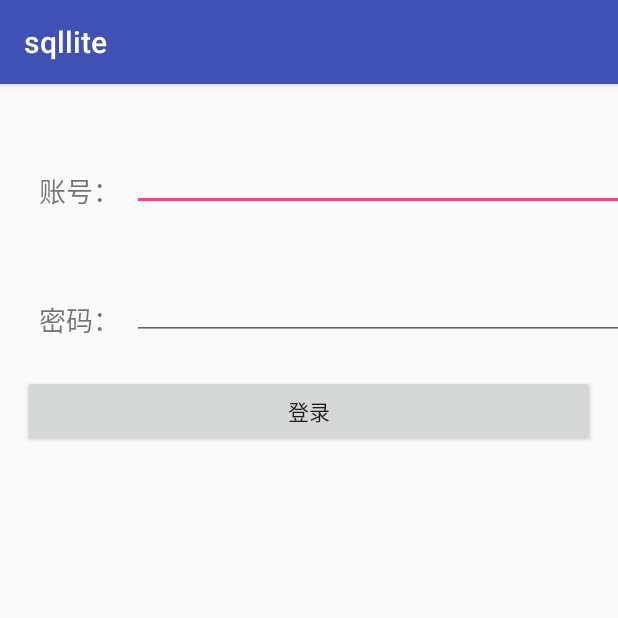
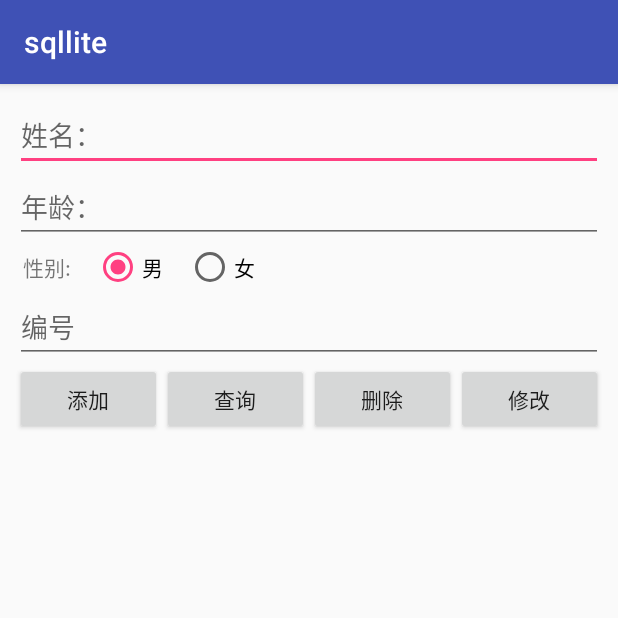
Before and after one commit to xiusan/MyApplication, an Android app: the SqlliteActivity screen opened directly, with no data from a screen before it, on a phone screen of 412 x 824 dp, the top half of it. Run offline under Robolectric (Android 15) with nearby library versions, the phone set to English and light mode, and no system bars.

Commit message:
添加sqllit查询

```diff
--- a/app/src/main/AndroidManifest.xml
+++ b/app/src/main/AndroidManifest.xml
@@ -1,5 +1,6 @@
 <?xml version="1.0" encoding="utf-8"?>
 <manifest xmlns:android="http://schemas.android.com/apk/res/android"
+    xmlns:tools="http://schemas.android.com/tools"
     package="com.example.administrator.myapplication">
 
 
@@ -33,6 +34,9 @@
     <uses-permission android:name="android.permission.ACCESS_COARSE_LOCATION"/>
     <!-- 这个权限用于访问GPS定位-->
     <uses-permission android:name="android.permission.ACCESS_FINE_LOCATION"/>
+    <uses-permission android:name="android.permission.MOUNT_UNMOUNT_FILESYSTEMS"
+        tools:ignore="ProtectedPermissions" />
+
 
     <application
         android:networkSecurityConfig="@xml/network_security_config"
--- a/app/src/main/java/com/example/administrator/myapplication/io/SqlliteActivity.java
+++ b/app/src/main/java/com/example/administrator/myapplication/io/SqlliteActivity.java
@@ -1,62 +1,126 @@
 package com.example.administrator.myapplication.io;
 
-import android.content.SharedPreferences;
+import android.database.Cursor;
 import android.os.Bundle;
 import android.support.v7.app.AppCompatActivity;
 import android.view.View;
 import android.widget.EditText;
+import android.widget.ListView;
+import android.widget.RadioButton;
+import android.widget.RadioGroup;
+import android.widget.SimpleCursorAdapter;
 import android.widget.Toast;
 
 import com.example.administrator.myapplication.R;
+import com.example.administrator.myapplication.dao.StudentDao;
+import com.example.administrator.myapplication.entity.Student;
 
 
 public class SqlliteActivity extends AppCompatActivity {
 
-    private EditText accEdt,pwdEdt;
+    private EditText nameEdt , ageEdt , idEdt;
+    private RadioGroup genderGp;
+    private ListView stuList;
+    private RadioButton malerb;
+    private String genderStr = "男";
+    private StudentDao dao;
     @Override
     protected void onCreate(Bundle savedInstanceState) {
         super.onCreate(savedInstanceState);
         setContentView(R.layout.activity_slqlite);
 
-        accEdt = findViewById(R.id.acc_edt);
-        pwdEdt = findViewById(R.id.pwd_edt);
+        dao = new StudentDao(this);
 
-        //SharePreference的读取
-        //①获取SharePreference对象(参数1：文件名  参数2：模式)
-        SharedPreferences share = getSharedPreferences("myshare",MODE_PRIVATE);
-        //②根据key获取内容(参数1：key   参数2：当对应key不存在时，返回参数2的内容作为默认值)
-        String accStr = share.getString("account","");
-        String pwdStr = share.getString("pwd","");
+        nameEdt = (EditText) findViewById(R.id.name_edt);
+        ageEdt = (EditText) findViewById(R.id.age_edt);
+        idEdt = (EditText) findViewById(R.id.id_edt);
+        malerb = (RadioButton) findViewById(R.id.male);
 
-        accEdt.setText(accStr);
-        pwdEdt.setText(pwdStr);
-
-        findViewById(R.id.login_btn).setOnClickListener(new View.OnClickListener() {
+        genderGp = (RadioGroup) findViewById(R.id.gender_gp);
+        genderGp.setOnCheckedChangeListener(new RadioGroup.OnCheckedChangeListener() {
             @Override
-            public void onClick(View view) {
-                //1.获取两个输入框的内容
-                String account = accEdt.getText().toString();
-                String pwd = pwdEdt.getText().toString();
-                //2.验证(admin  123)
-                if(account.equals("admin") && pwd.equals("123456")){
-                    //2.1存储信息到SharePreference
-                    //①获取SharePreference对象(参数1：文件名  参数2：模式)
-                    SharedPreferences share = getSharedPreferences("myshare",MODE_PRIVATE);
-                    //②获取Editor对象
-                    SharedPreferences.Editor edt = share.edit();
-                    //③存储信息
-                    edt.putString("account",account);
-                    edt.putString("pwd",pwd);
-                    //④指定提交操作
-                    edt.commit();
-
-                    Toast.makeText(SqlliteActivity.this,"登录成功",Toast.LENGTH_SHORT).show();
-                }else {
-                    //2.2验证失败，提示用户
-                    Toast.makeText(SqlliteActivity.this,"账号或密码错误",Toast.LENGTH_SHORT).show();
+            public void onCheckedChanged(RadioGroup radioGroup, int i) {
+                if(i == R.id.male){
+                    //“男”
+                    genderStr = "男";
+                }else{
+                    //"女"
+                    genderStr = "女";
                 }
             }
         });
+
+        stuList = (ListView) findViewById(R.id.stu_list);
+    }
+
+    public void operate(View v){
+
+        String nameStr = nameEdt.getText().toString();
+        String ageStr = ageEdt.getText().toString();
+        String idStr = idEdt.getText().toString();
+        switch (v.getId()){
+            case R.id.insert_btn:
+                Student stu = new Student(nameStr,Integer.parseInt(ageStr),genderStr);
+                dao.addStudent(stu);
+                Toast.makeText(this,"添加成功",Toast.LENGTH_SHORT).show();
+                break;
+            case R.id.select_btn:
+                String key="",value="";
+                if(!nameStr.equals("")){
+                    value = nameStr;
+                    key = "name";
+                }else if(!ageStr.equals("")){
+                    value = ageStr;
+                    key = "age";
+                }else if(!idStr.equals("")){
+                    value = idStr;
+                    key = "_id";
+                }
+                Cursor c;
+                if(key.equals("")){
+                    c = dao.getStudent();
+                }else {
+                    c = dao.getStudent(key, value);
+                }
+
+                SimpleCursorAdapter adapter = new SimpleCursorAdapter(
+                        this, R.layout.item,c,
+                        new String[]{"_id","name","age","gender"},
+                        new int[]{R.id.id_item,R.id.name_item,R.id.age_item,R.id.gender_item});
+                stuList.setAdapter(adapter); /**/
+                break;
+            case R.id.delete_btn:
+
+                String[] params = getParams(nameStr,ageStr,idStr);
+
+                dao.deleteStudent(params[0],params[1]);
+                Toast.makeText(this,"删除成功",Toast.LENGTH_SHORT).show();
+                break;
+            case R.id.update_btn:
+                Student stu2 = new Student(Integer.parseInt(idStr),nameStr,Integer.parseInt(ageStr),genderStr);
+                dao.updateStudent(stu2);
+                Toast.makeText(this,"修改成功",Toast.LENGTH_SHORT).show();
+                break;
+        }
+        nameEdt.setText("");
+        ageEdt.setText("");
+        idEdt.setText("");
+        malerb.setChecked(true);
+    }
+
+    public String[] getParams(String nameStr,String ageStr,String idStr){
+        String[] params = new String[2];
+        if(!nameStr.equals("")){
+            params[1] = nameStr;
+            params[0] = "name";
+        }else if(!ageStr.equals("")){
+            params[1] = ageStr;
+            params[0] = "age";
+        }else if(!idStr.equals("")){
+            params[1] = idStr;
+            params[0] = "_id";
+        }
+        return params;
     }
 
 }
--- a/app/src/main/res/layout/activity_slqlite.xml
+++ b/app/src/main/res/layout/activity_slqlite.xml
@@ -1,78 +1,96 @@
 <?xml version="1.0" encoding="utf-8"?>
-<android.support.constraint.ConstraintLayout xmlns:android="http://schemas.android.com/apk/res/android"
-    xmlns:app="http://schemas.android.com/apk/res-auto"
+<LinearLayout
+    xmlns:android="http://schemas.android.com/apk/res/android"
     xmlns:tools="http://schemas.android.com/tools"
+    android:id="@+id/activity_main"
     android:layout_width="match_parent"
     android:layout_height="match_parent"
-    tools:context=".io.SqlliteActivity">
-
-    <TextView
-        android:id="@+id/textView7"
-        android:layout_width="wrap_content"
-        android:layout_height="wrap_content"
-        android:layout_marginEnd="8dp"
-        android:layout_marginRight="8dp"
-        android:layout_marginBottom="8dp"
-        android:text="账号："
-        android:textSize="18sp"
-        app:layout_constraintBottom_toTopOf="@+id/guideline3"
-        app:layout_constraintEnd_toStartOf="@+id/guideline5" />
+    tools:context="com.example.administrator.myapplication.io.SqlliteActivity"
+    android:orientation="vertical"
+    android:padding="10dp">
 
     <EditText
-        android:id="@+id/acc_edt"
-        android:layout_width="350dp"
+        android:id="@+id/name_edt"
+        android:layout_width="match_parent"
         android:layout_height="wrap_content"
-        android:layout_marginBottom="8dp"
-        app:layout_constraintBottom_toTopOf="@+id/guideline3"
-        app:layout_constraintStart_toStartOf="@+id/guideline5"/>
-
-    <TextView
-        android:layout_width="wrap_content"
-        android:layout_height="wrap_content"
-        android:layout_marginEnd="8dp"
-        android:layout_marginRight="8dp"
-        android:layout_marginBottom="8dp"
-        android:text="密码："
-        android:textSize="18sp"
-        app:layout_constraintBottom_toTopOf="@+id/guideline4"
-        app:layout_constraintEnd_toStartOf="@+id/guideline5" />
+        android:hint="姓名："
+        />
 
     <EditText
-        android:id="@+id/pwd_edt"
-        android:layout_width="350dp"
-        android:layout_height="wrap_content"
-        android:layout_marginBottom="8dp"
-        android:inputType="textPassword"
-        app:layout_constraintBottom_toTopOf="@+id/guideline4"
-        app:layout_constraintStart_toStartOf="@+id/guideline5" />
-
-    <Button
-        android:id="@+id/login_btn"
+        android:id="@+id/age_edt"
         android:layout_width="match_parent"
         android:layout_height="wrap_content"
-        android:text="登录"
-        app:layout_constraintTop_toTopOf="@+id/guideline4"
-        android:layout_margin="15dp" />
+        android:hint="年龄："
+        android:numeric="integer"/>
 
-    <android.support.constraint.Guideline
-        android:id="@+id/guideline3"
-        android:layout_width="wrap_content"
+    <RadioGroup
+        android:id="@+id/gender_gp"
+        android:layout_width="match_parent"
         android:layout_height="wrap_content"
-        android:orientation="horizontal"
-        app:layout_constraintGuide_begin="93dp" />
+        android:orientation="horizontal">
+        <TextView
+            android:layout_width="wrap_content"
+            android:layout_height="wrap_content"
+            android:text="性别:"
+            android:layout_marginLeft="5dp"/>
+        <RadioButton
+            android:id="@+id/male"
+            android:layout_width="wrap_content"
+            android:layout_height="wrap_content"
+            android:text="男"
+            android:checked="true"
+            android:layout_marginLeft="15dp"/>
+        <RadioButton
+            android:id="@+id/female"
+            android:layout_width="wrap_content"
+            android:layout_height="wrap_content"
+            android:text="女"
+            android:layout_marginLeft="15dp"/>
+    </RadioGroup>
+    <EditText
+        android:id="@+id/id_edt"
+        android:layout_width="match_parent"
+        android:layout_height="wrap_content"
+        android:hint="编号"/>
 
-    <android.support.constraint.Guideline
-        android:id="@+id/guideline4"
-        android:layout_width="wrap_content"
+    <LinearLayout
+        android:layout_width="match_parent"
         android:layout_height="wrap_content"
-        android:orientation="horizontal"
-        app:layout_constraintGuide_begin="179dp" />
+        android:orientation="horizontal">
 
-    <android.support.constraint.Guideline
-        android:id="@+id/guideline5"
-        android:layout_width="wrap_content"
-        android:layout_height="wrap_content"
-        android:orientation="vertical"
-        app:layout_constraintGuide_begin="88dp" />
+        <Button
+            android:id="@+id/insert_btn"
+            android:layout_width="match_parent"
+            android:layout_height="wrap_content"
+            android:layout_weight="1"
+            android:text="添加"
+            android:onClick="operate"/>
 
-</android.support.constraint.ConstraintLayout>
+        <Button
+            android:id="@+id/select_btn"
+            android:layout_width="match_parent"
+            android:layout_height="wrap_content"
+            android:layout_weight="1"
+            android:text="查询"
+            android:onClick="operate"/>
+
+        <Button
+            android:id="@+id/delete_btn"
+            android:layout_width="match_parent"
+            android:layout_height="wrap_content"
+            android:layout_weight="1"
+            android:text="删除"
+            android:onClick="operate"/>
+        <Button
+            android:id="@+id/update_btn"
+            android:layout_width="match_parent"
+            android:layout_height="wrap_content"
+            android:layout_weight="1"
+            android:text="修改"
+            android:onClick="operate"/>
+    </LinearLayout>
+    <ListView
+        android:layout_width="match_parent"
+        android:layout_height="match_parent"
+        android:id="@+id/stu_list"></ListView>
+</LinearLayout>
```
Also changed, not shown: app/src/main/java/com/example/administrator/myapplication/dao/StudentDao.java (added, +74 -0 lines), app/src/main/java/com/example/administrator/myapplication/entity/Student.java (added, +59 -0 lines), app/src/main/res/layout/item.xml (added, +30 -0 lines).
